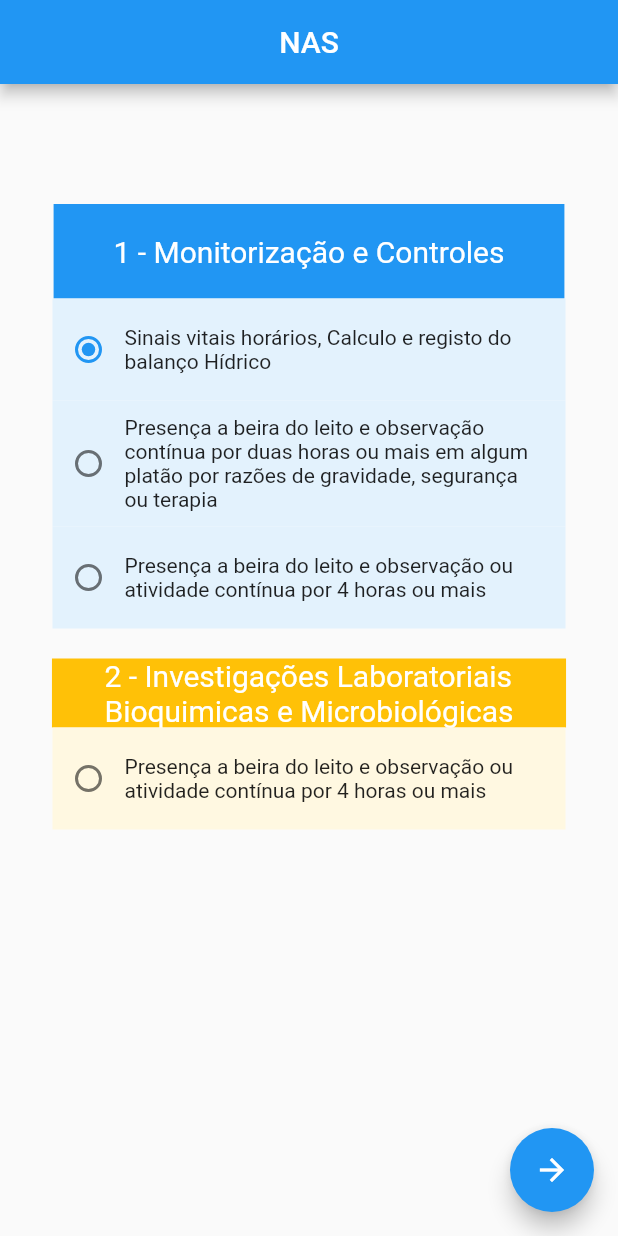
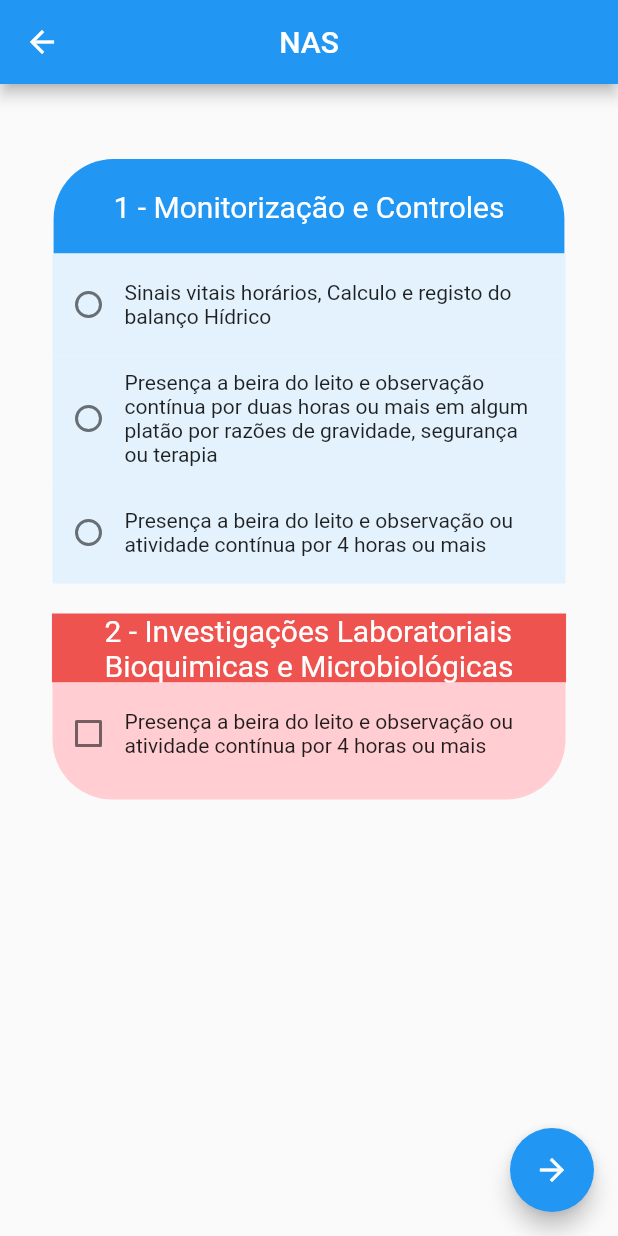
Before and after one commit to alyssonbm/nursing_nas, a Flutter app: the pageOne screen opened directly, on a phone screen of 412 x 824 dp. Run offline on Flutter 3.47's test engine with Material 2 defaults, Android fonts, the phone set to English and light mode, and no system bars; our stand-ins replace firebase_auth; accounts and stored records are empty; network calls fail.

Commit message:
Login - OK

```diff
--- a/lib/main.dart
+++ b/lib/main.dart
@@ -5,11 +5,11 @@ import 'package:nunsing_nas/ui/questions/page_one.dart';
 import 'package:nunsing_nas/ui/nas_root.dart';
 
 void main(){
-
+  WidgetsFlutterBinding.ensureInitialized();
   runApp(MaterialApp(
     title: "NAS - Enfermagem",
     debugShowCheckedModeBanner: false,
-    //home: NasRoot(auth: new Auth()),
-    home: pageOne(),
+    home: NasRoot(auth: new Auth()),
+    //home: pageOne(),
   ));
 }
--- a/lib/ui/nas_login.dart
+++ b/lib/ui/nas_login.dart
@@ -132,10 +132,10 @@ class _NasLoginState extends State<NasLogin> {
     return Hero(
       tag: 'hero',
       child: Padding(
-        padding: EdgeInsets.fromLTRB(0.0, 70.0, 0.0, 0.0),
+        padding: EdgeInsets.fromLTRB(0.0, 20.0, 0.0, 0.0),
         child: CircleAvatar(
           backgroundColor: Colors.transparent,
-          radius: 48.0,
+          radius: 100.0,
           child: Image.network('https://previews.123rf.com/images/lynxtime/lynxtime1511/lynxtime151101133/48384005-doctor-and-nurse-icon.jpg'),
         ),
       ),
@@ -144,7 +144,7 @@ class _NasLoginState extends State<NasLogin> {
 
   Widget showEmailInput(){
     return Padding(
-      padding: const EdgeInsets.fromLTRB(0.0, 100.0, 0.0, 0.0),
+      padding: const EdgeInsets.fromLTRB(0.0, 40.0, 0.0, 0.0),
       child: new TextFormField(
         maxLines: 1,
         keyboardType: TextInputType.emailAddress,
--- a/lib/ui/nas_root.dart
+++ b/lib/ui/nas_root.dart
@@ -40,7 +40,7 @@ class _NasRootState extends State<NasRoot> {
 
   @override
   Widget build(BuildContext context) {
-    switch(authStatus) {
+    switch (authStatus) {
       case AuthStatus.NOT_DETERMINED:
         return buildWaitingScreen();
         break;
@@ -51,8 +51,8 @@ class _NasRootState extends State<NasRoot> {
         );
         break;
       case AuthStatus.LOGGED_IN:
-        if (_userId.length > 0 && _userId != null){
-          return NasHome(
+        if (_userId.length > 0 && _userId != null) {
+          return new NasHome(
             userId: _userId,
             auth: widget.auth,
             logoutCallback: logoutCallback,
--- a/lib/ui/questions/page_one.dart
+++ b/lib/ui/questions/page_one.dart
@@ -5,12 +5,13 @@ class pageOne extends StatefulWidget {
   _pageOneState createState() => _pageOneState();
 }
 
-enum SingingCharacter { one , two , tree }
+enum FirstQuestion { zero, one , two , tree }
 
 class _pageOneState extends State<pageOne> {
 
   int _radioValue1 = -1;
-  SingingCharacter _character = SingingCharacter.one;
+  bool comboBox1 = false;
+  FirstQuestion _character = FirstQuestion.zero;
 
   @override
   Widget build(BuildContext context) {
@@ -30,9 +31,15 @@ class _pageOneState extends State<pageOne> {
           Column(
             children: <Widget>[
               Container(
-                margin: EdgeInsets.only(top: 80.0),
+                margin: EdgeInsets.only(top: 50.0),
                 padding: EdgeInsets.fromLTRB(40.0, 20.0, 40.0, 20.0),
-                color: Colors.blue,
+                //color: Colors.blue,
+                decoration: new BoxDecoration(
+                  color: Colors.blue, //new Color.fromRGBO(255, 0, 0, 0.0),
+                  borderRadius: new BorderRadius.only(
+                    topLeft:  const  Radius.circular(40.0),
+                    topRight: const  Radius.circular(40.0))
+                ),
                 child: Text("1 - Monitorização e Controles", style: TextStyle(color: Colors.white, fontSize: 20.0),),
               ),
 
@@ -44,11 +51,12 @@ class _pageOneState extends State<pageOne> {
                   crossAxisAlignment:  CrossAxisAlignment.center,
                   children: <Widget>[
                     Radio(
-                      value: SingingCharacter.one,
+                      value: FirstQuestion.one,
                       groupValue: _character,
-                      onChanged: (SingingCharacter value) {
+                      onChanged: (FirstQuestion value) {
                         setState(() {
                           _character = value;
+                          _radioValue1 = 1;
                         });
                       },
                     ),
@@ -65,11 +73,12 @@ class _pageOneState extends State<pageOne> {
                   crossAxisAlignment:  CrossAxisAlignment.center,
                   children: <Widget>[
                     Radio(
-                      value: SingingCharacter.two,
+                      value: FirstQuestion.two,
                       groupValue: _character,
-                      onChanged: (SingingCharacter value) {
+                      onChanged: (FirstQuestion value) {
                         setState(() {
                           _character = value;
+                          _radioValue1 = 2;
                         });
                       },
                     ),
@@ -86,11 +95,12 @@ class _pageOneState extends State<pageOne> {
                   crossAxisAlignment:  CrossAxisAlignment.center,
                   children: <Widget>[
                     Radio(
-                      value: SingingCharacter.tree,
+                      value: FirstQuestion.tree,
                       groupValue: _character,
-                      onChanged: (SingingCharacter value) {
+                      onChanged: (FirstQuestion value) {
                         setState(() {
                           _character = value;
+                          _radioValue1 = 3;
                         });
                       },
                     ),
@@ -106,23 +116,29 @@ class _pageOneState extends State<pageOne> {
               Container(
                 margin: EdgeInsets.only(top: 20.0),
                 padding: EdgeInsets.fromLTRB(35.0, 0.0, 35.0, 0.0),
-                color: Colors.amber,
+                color: Colors.red[400],
                 child: Text("2 - Investigações Laboratoriais\nBioquimicas e Microbiológicas", style: TextStyle(color: Colors.white, fontSize: 20.0),),
               ),
 
               Container(
                 margin: EdgeInsets.fromLTRB(35.0, 0.0, 35.0, 0.0),
-                padding: EdgeInsets.fromLTRB(0.0, 10.0, 0.0, 10.0),
-                color: Colors.amber[50],
+                padding: EdgeInsets.fromLTRB(0.0, 10.0, 0.0, 20.0),
+                decoration: new BoxDecoration(
+                  color: Colors.red[100],
+                  borderRadius: new BorderRadius.only(
+                    bottomLeft: const Radius.circular(40.0),
+                    bottomRight: const Radius.circular(40.0)
+                  )
+                ),
                 child: Row(
                   crossAxisAlignment:  CrossAxisAlignment.center,
                   children: <Widget>[
-                    Radio(
-                      value: SingingCharacter.tree,
-                      groupValue: _character,
-                      onChanged: (SingingCharacter value) {
+                    Checkbox(
+                      value: false,
+                      onChanged: (value) {
                         setState(() {
-                          _character = value;
+                          value = value;
+                          comboBox1 = value;
                         });
                       },
                     ),
--- a/pubspec.yaml
+++ b/pubspec.yaml
@@ -26,7 +26,7 @@ dependencies:
   cloud_firestore: ^0.12.10+2
   google_sign_in: ^4.0.14
   firebase_auth: ^0.15.0+1
-  firebase_storage: ^3.0.8
+  firebase_storage: ^3.1.0
   image_picker: ^0.6.2+1
 
 dev_dependencies:
```
Also changed, not shown: lib/ui/nas_home.dart (+7 -1 lines), pubspec.lock.
